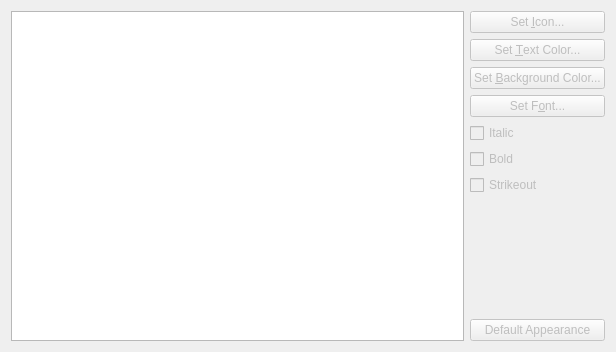
Qt form conf/appearanceconfigwidget.ui (sensama/kleopatra) before a commit.
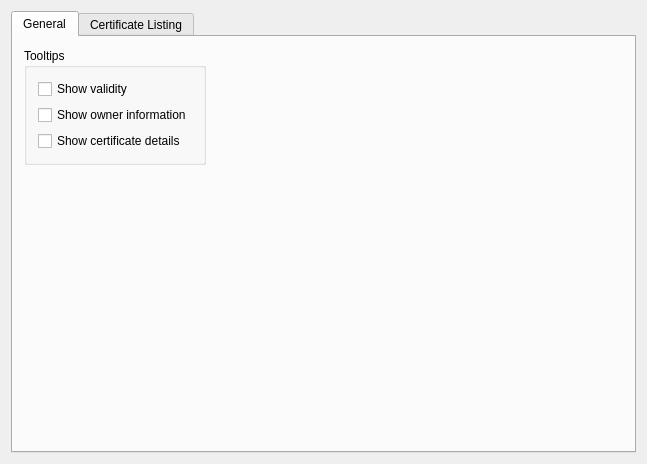
The same form after that commit.

Commit message: make tooltips configurable, show validity info by default

Diff of the .ui file:
```diff
--- a/conf/appearanceconfigwidget.ui
+++ b/conf/appearanceconfigwidget.ui
@@ -8,30 +8,91 @@
       <rect>
         <x>0</x>
         <y>0</y>
-        <width>616</width>
-        <height>352</height>
+    <width>647</width>
+    <height>464</height>
       </rect>
     </property>
     <property name="windowTitle" >
       <string>Color &amp; Font Configuration</string>
     </property>
-    <layout class="QHBoxLayout" >
-      <item>
-        <widget class="QListWidget" name="categoriesLV" >
-          <column>
+  <layout class="QGridLayout" >
+   <item row="0" column="0" >
+    <widget class="QTabWidget" name="tabWidget" >
+     <property name="currentIndex" >
+      <number>0</number>
+     </property>
+     <widget class="QWidget" name="tab" >
+      <attribute name="title" >
+       <string>General</string>
+      </attribute>
+      <layout class="QGridLayout" >
+       <item row="0" column="0" >
+        <widget class="QGroupBox" name="groupBox" >
+         <property name="title" >
+          <string>Tooltips</string>
+         </property>
+         <layout class="QGridLayout" >
+          <item row="0" column="0" >
+           <widget class="QCheckBox" name="tooltipValidityCheckBox" >
             <property name="text" >
-              <string>Key Categories</string>
+             <string>Show validity</string>
             </property>
-            <property name="clickable" >
-              <bool>true</bool>
+           </widget>
+          </item>
+          <item row="1" column="0" >
+           <widget class="QCheckBox" name="tooltipOwnerCheckBox" >
+            <property name="text" >
+             <string>Show owner information</string>
             </property>
-            <property name="resizable" >
-              <bool>true</bool>
+           </widget>
+          </item>
+          <item row="2" column="0" >
+           <widget class="QCheckBox" name="tooltipDetailsCheckBox" >
+            <property name="text" >
+             <string>Show certificate details</string>
             </property>
-          </column>
-        </widget>
-      </item>
-      <item>
+           </widget>
+          </item>
+         </layout>
+        </widget>
+       </item>
+       <item row="0" column="1" >
+        <spacer>
+         <property name="orientation" >
+          <enum>Qt::Horizontal</enum>
+         </property>
+         <property name="sizeHint" >
+          <size>
+           <width>40</width>
+           <height>20</height>
+          </size>
+         </property>
+        </spacer>
+       </item>
+       <item row="1" column="0" >
+        <spacer>
+         <property name="orientation" >
+          <enum>Qt::Vertical</enum>
+         </property>
+         <property name="sizeHint" >
+          <size>
+           <width>20</width>
+           <height>40</height>
+          </size>
+         </property>
+        </spacer>
+       </item>
+      </layout>
+     </widget>
+     <widget class="QWidget" name="tab_2" >
+      <attribute name="title" >
+       <string>Certificate Listing</string>
+      </attribute>
+      <layout class="QGridLayout" >
+       <item row="0" column="0" >
+        <widget class="QListWidget" name="categoriesLV" />
+       </item>
+       <item row="0" column="1" >
         <layout class="QVBoxLayout" >
           <item>
             <widget class="QPushButton" name="iconButton" >
@@ -104,18 +165,18 @@
             </widget>
           </item>
           <item>
-            <spacer name="spacer6" >
-              <property name="sizeHint" >
-                <size>
-                  <width>20</width>
-                  <height>100</height>
-                </size>
+          <spacer>
+           <property name="orientation" >
+            <enum>Qt::Vertical</enum>
               </property>
               <property name="sizeType" >
                 <enum>QSizePolicy::Expanding</enum>
               </property>
-              <property name="orientation" >
-                <enum>Qt::Vertical</enum>
+           <property name="sizeHint" >
+            <size>
+             <width>20</width>
+             <height>100</height>
+            </size>
               </property>
             </spacer>
           </item>
@@ -133,6 +194,10 @@
       </item>
     </layout>
   </widget>
+    </widget>
+   </item>
+  </layout>
+ </widget>
   <layoutdefault spacing="6" margin="11" />
   <pixmapfunction>qPixmapFromMimeSource</pixmapfunction>
   <tabstops>
```
Left out of the diff: 17 changed lines with no effect on the pictures. Lines whose indentation alone changed are shown as unchanged. The commit also changes 13 other files.
